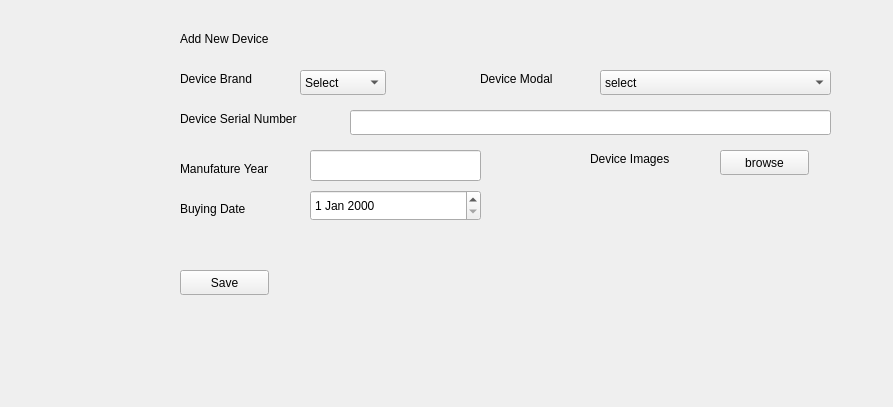
Old version of the form ui/AddNewDevices.ui in the repository eashvinee/pyqt5-device-management-system.
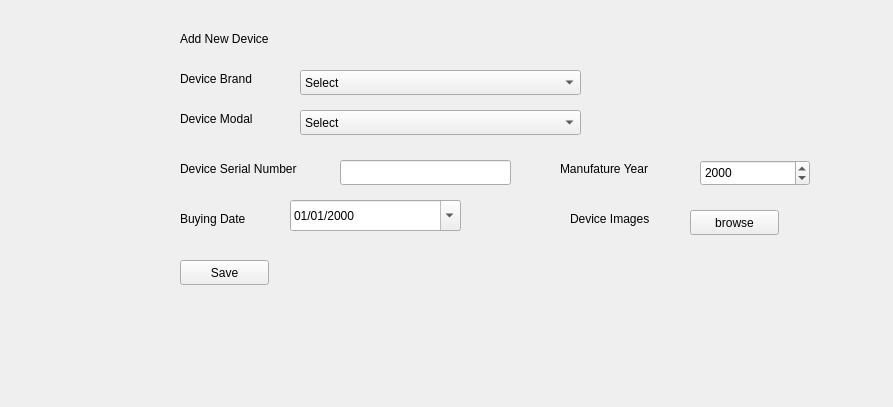
New version of the form.

Diff of the .ui file:
```diff
--- a/ui/AddNewDevices.ui
+++ b/ui/AddNewDevices.ui
@@ -26,26 +26,11 @@
     <string>Add New Device</string>
    </property>
   </widget>
-  <widget class="QComboBox" name="comboBox">
+  <widget class="QLabel" name="lblAddDeviceModal">
    <property name="geometry">
     <rect>
-     <x>600</x>
-     <y>70</y>
-     <width>231</width>
-     <height>25</height>
-    </rect>
-   </property>
-   <item>
-    <property name="text">
-     <string>select</string>
-    </property>
-   </item>
-  </widget>
-  <widget class="QLabel" name="label_2">
-   <property name="geometry">
-    <rect>
-     <x>480</x>
-     <y>70</y>
+     <x>180</x>
+     <y>110</y>
      <width>101</width>
      <height>17</height>
     </rect>
@@ -72,7 +57,7 @@
     <rect>
      <x>300</x>
      <y>70</y>
-     <width>86</width>
+     <width>281</width>
      <height>25</height>
     </rect>
    </property>
@@ -86,7 +71,7 @@
    <property name="geometry">
     <rect>
      <x>180</x>
-     <y>110</y>
+     <y>160</y>
      <width>161</width>
      <height>17</height>
     </rect>
@@ -98,9 +83,9 @@
   <widget class="QLineEdit" name="lineEdit">
    <property name="geometry">
     <rect>
-     <x>350</x>
-     <y>110</y>
-     <width>481</width>
+     <x>340</x>
+     <y>160</y>
+     <width>171</width>
      <height>25</height>
     </rect>
    </property>
@@ -108,9 +93,9 @@
   <widget class="QLabel" name="label_5">
    <property name="geometry">
     <rect>
-     <x>180</x>
+     <x>560</x>
      <y>160</y>
-     <width>131</width>
+     <width>121</width>
      <height>17</height>
     </rect>
    </property>
@@ -118,21 +103,11 @@
     <string>Manufature Year</string>
    </property>
   </widget>
-  <widget class="QLineEdit" name="lineEdit_2">
-   <property name="geometry">
-    <rect>
-     <x>310</x>
-     <y>150</y>
-     <width>171</width>
-     <height>31</height>
-    </rect>
-   </property>
-  </widget>
-  <widget class="QLabel" name="label_6">
+  <widget class="QLabel" name="lblAddDeviceBuyingDate">
    <property name="geometry">
     <rect>
      <x>180</x>
-     <y>200</y>
+     <y>210</y>
      <width>91</width>
      <height>17</height>
     </rect>
@@ -144,18 +119,24 @@
   <widget class="QDateEdit" name="dateEdit">
    <property name="geometry">
     <rect>
-     <x>310</x>
-     <y>190</y>
+     <x>290</x>
+     <y>200</y>
      <width>171</width>
      <height>31</height>
     </rect>
    </property>
+   <property name="displayFormat">
+    <string>dd/MM/yyyy</string>
+   </property>
+   <property name="calendarPopup">
+    <bool>true</bool>
+   </property>
   </widget>
   <widget class="QPushButton" name="pushButton">
    <property name="geometry">
     <rect>
      <x>180</x>
-     <y>270</y>
+     <y>260</y>
      <width>89</width>
      <height>25</height>
     </rect>
@@ -167,8 +148,8 @@
   <widget class="QLabel" name="label_7">
    <property name="geometry">
     <rect>
-     <x>590</x>
-     <y>150</y>
+     <x>570</x>
+     <y>210</y>
      <width>151</width>
      <height>17</height>
     </rect>
@@ -180,8 +161,8 @@
   <widget class="QPushButton" name="pushButton_2">
    <property name="geometry">
     <rect>
-     <x>720</x>
-     <y>150</y>
+     <x>690</x>
+     <y>210</y>
      <width>89</width>
      <height>25</height>
     </rect>
@@ -190,6 +171,37 @@
     <string>browse</string>
    </property>
   </widget>
+  <widget class="QComboBox" name="cbAddDeviceModal">
+   <property name="geometry">
+    <rect>
+     <x>300</x>
+     <y>110</y>
+     <width>281</width>
+     <height>25</height>
+    </rect>
+   </property>
+   <item>
+    <property name="text">
+     <string>Select</string>
+    </property>
+   </item>
+  </widget>
+  <widget class="QDateEdit" name="deAddDeviceManufatureYear">
+   <property name="geometry">
+    <rect>
+     <x>700</x>
+     <y>160</y>
+     <width>110</width>
+     <height>26</height>
+    </rect>
+   </property>
+   <property name="displayFormat">
+    <string>yyyy</string>
+   </property>
+   <property name="calendarPopup">
+    <bool>false</bool>
+   </property>
+  </widget>
  </widget>
  <resources/>
  <connections/>
```
Left out of the diff: 20 changed lines with no effect on the pictures.
